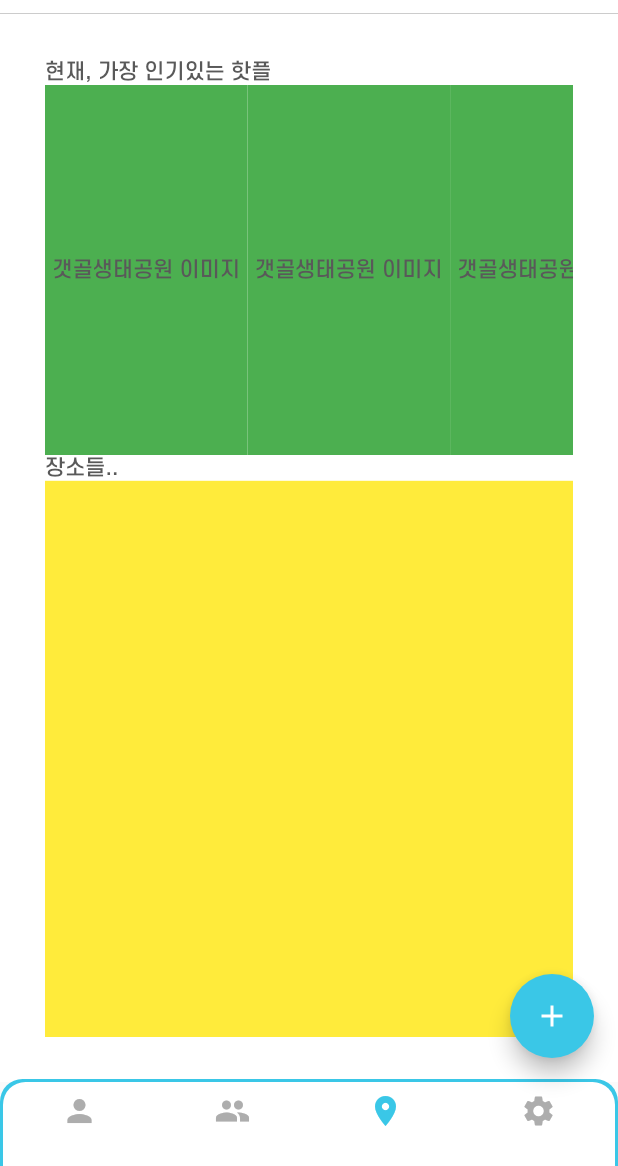
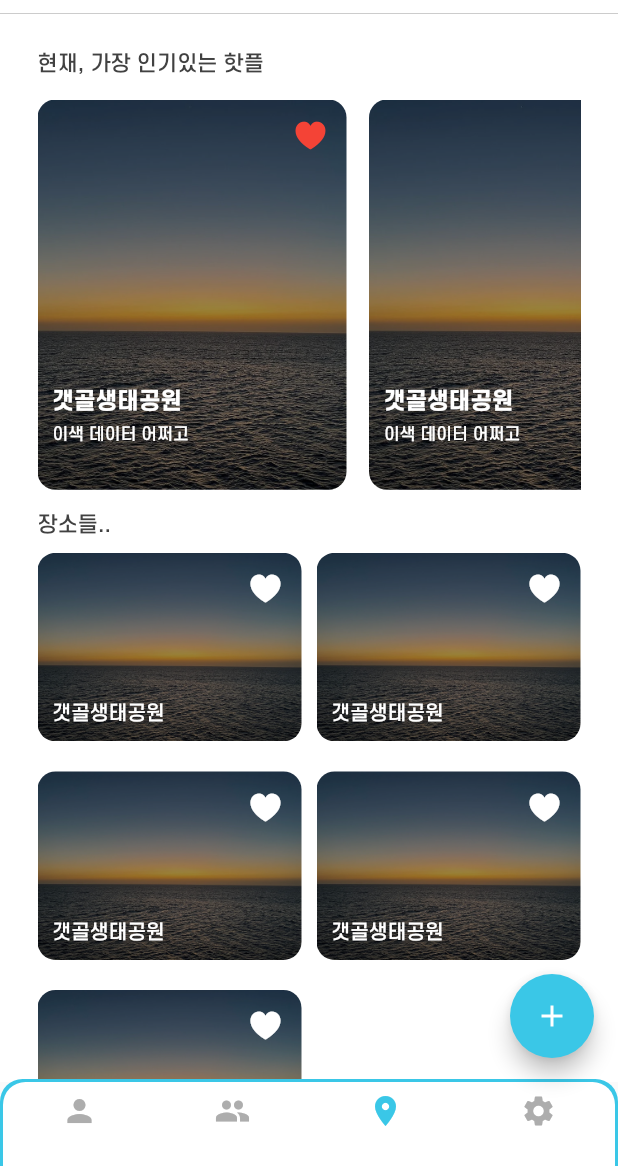
Before and after one commit to doubleS19/haemo-Front, a Flutter app: the screen it shows after launch, item 3 of the bottom bar chosen, on a phone screen of 412 x 824 dp, the part 70-1236 px from its top. Run offline on Flutter 3.47's test engine with Material 2 defaults, Android fonts, the phone set to English and light mode, and no system bars; drawn by our look-alikes of flutter_speed_dial; our stand-ins replace cloud_firestore, firebase_core, flutter_slidable, font_awesome_flutter, get, get_storage and 3 more; missing offline and left inert: dart:ffi, textfield_tags; accounts and stored records are empty; network calls fail; statements that could not run were skipped.

Commit message:
fix: 핫플 Textstyle 생성 & hotPlacePage Ui 완성

```diff
--- a/lib/common/theme.dart
+++ b/lib/common/theme.dart
@@ -3,10 +3,26 @@ import 'package:hae_mo/common/color.dart';
 
 class CustomThemes {
   static String myFont = 'SCDream';
-  static var hotPlaceSubTitleTextTheme = TextStyle(
+  static var hotPlaceSubTitleTextStyle = TextStyle(
     color: AppTheme.hotPlacePageSubTitleColor,
     fontFamily: myFont,
-    fontSize: 14
+    fontSize: 14,
+  );
+  static var hotPlacePopularTitleTextStyle = TextStyle(
+      color: AppTheme.postingPageHeadlineColor,
+      fontFamily: myFont,
+      fontSize: 15,
+      fontWeight: FontWeight.bold
+  );
+  static var hotPlacePopularSubtitleTextStyle = TextStyle(
+      color: AppTheme.postingPageHeadlineColor,
+      fontFamily: myFont,
+      fontSize: 11
+  );
+  static var hotPlaceTitleTextStyle = TextStyle(
+      color: AppTheme.postingPageHeadlineColor,
+      fontFamily: myFont,
+      fontSize: 13
   );
   static final ThemeData mainTheme = ThemeData(
       fontFamily: 'SCDream',
--- a/lib/screens/page/hot_place_page.dart
+++ b/lib/screens/page/hot_place_page.dart
@@ -1,6 +1,9 @@
+import 'package:flutter/cupertino.dart';
 import 'package:flutter/material.dart';
 import 'package:get/get.dart';
 import 'package:hae_mo/common/color.dart';
+import 'package:hae_mo/model/hotplace_post_response_model.dart';
+import '../../common/theme.dart';
 import '../../controller/club_page_controller.dart';
 import '../components/customAppBar.dart';
 import 'board_detail_page.dart';
@@ -22,33 +25,62 @@ class _HotPlacePageState extends State<HotPlacePage> {
     return Scaffold(
       appBar: customMainAppbar("핫플", "공지 24시간"),
       body: Container(
-        padding: const EdgeInsets.all(30),
+        padding: const EdgeInsets.fromLTRB(25, 25, 25, 0),
         alignment: Alignment.center,
         color: Colors.white,
         child: Column(
           crossAxisAlignment: CrossAxisAlignment.start,
           children: [
-            Text("현재, 가장 인기있는 핫플"),
+            Text("현재, 가장 인기있는 핫플",
+                style: CustomThemes.hotPlaceSubTitleTextStyle),
             Expanded(
-                flex: 2,
+                flex: 4,
                 child: ListView.builder(
                   scrollDirection: Axis.horizontal,
-                  // Enable horizontal scrolling
                   itemCount: 4,
                   itemBuilder: (BuildContext context, int index) {
                     return Container(
-                        color: Colors.green,
+                        padding: const EdgeInsets.fromLTRB(0, 15, 15, 15),
                         alignment: Alignment.center,
-                        padding: EdgeInsets.symmetric(horizontal: 5.0),
-                        child: Text("갯골생태공원 이미지"));
+                        child: popularHotPlaceCard(
+                            context,
+                            HotPlacePostResponse(
+                                pId: "pId",
+                                title: "title",
+                                content: "content",
+                                nickname: "nickname",
+                                date: "date",
+                                photoList: [],
+                                heartNum: 2)));
                   },
                 )),
-            Text("장소들.."),
+            Text("장소들..", style: CustomThemes.hotPlaceSubTitleTextStyle),
             Expanded(
-              flex: 3,
+              flex: 5,
               child: Container(
-                color: Colors.yellow,
-              ),
+                padding: const EdgeInsets.fromLTRB(0, 10, 0, 0),
+                child: GridView.builder(
+                    itemCount: 5,
+                    gridDelegate: const SliverGridDelegateWithFixedCrossAxisCount(
+                        crossAxisCount: 2,
+                        childAspectRatio:1.4,
+                        mainAxisSpacing: 20,
+                        crossAxisSpacing: 10
+                    ), itemBuilder: (BuildContext context, int index) {
+                  return Expanded(
+                      child: hotPlaceCard(
+                          context,
+                          HotPlacePostResponse(
+                              pId: "pId",
+                              title: "title",
+                              content: "content",
+                              nickname: "nickname",
+                              date: "date",
+                              photoList: [],
+                              heartNum: 2)));
+                })
+              )
+
             ),
           ],
         ),
@@ -57,6 +89,85 @@ class _HotPlacePageState extends State<HotPlacePage> {
   }
 }
 
-Widget popularHotPlaceCard() {
-  return Card();
+Widget popularHotPlaceCard(
+    BuildContext context, HotPlacePostResponse hotPlaceData) {
+  return Container(
+      width: MediaQuery.of(context).size.width / 2,
+      //height: MediaQuery.of(context).size.width / 2 * 3,
+      decoration: BoxDecoration(
+          image: DecorationImage(
+              colorFilter: ColorFilter.mode(
+                  Colors.black.withOpacity(0.4), BlendMode.darken),
+              image: AssetImage("assets/images/sunset.jpg"),
+              fit: BoxFit.cover),
+          borderRadius: BorderRadius.circular(12.0)),
+      child: Stack(children: [
+        Positioned(
+          bottom: 50,
+          left: 10,
+          child:  /// 글자 제한 두고 디자인 신경쓰기
+              Text("갯골생태공원", style: CustomThemes.hotPlacePopularTitleTextStyle),
+        ),
+        Positioned(
+          right: 0,
+          child:
+          IconButton(
+              onPressed: () {
+              },
+              icon: const Icon(
+                CupertinoIcons.heart_fill,
+                color: Colors.red,
+              )),        ),
+        Positioned(
+          bottom: 30,
+          left: 10,
+          child:
+          Text("이색 데이터 어쩌고", style: CustomThemes.hotPlacePopularSubtitleTextStyle)
+        ),
+      ]));
 }
+
+Widget hotPlaceCard(BuildContext context, HotPlacePostResponse hotPlaceData){
+  bool isRed = false;
+
+  return Container(
+      width: MediaQuery.of(context).size.width / 2.3,
+      height: MediaQuery.of(context).size.height / 8,
+      decoration: BoxDecoration(
+          image: DecorationImage(
+              colorFilter: ColorFilter.mode(
+                  Colors.black.withOpacity(0.4), BlendMode.darken),
+              image: AssetImage("assets/images/sunset.jpg"),
+              fit: BoxFit.cover),
+          borderRadius: BorderRadius.circular(12.0)),
+      child: Stack(
+          children: [
+        Positioned(
+          bottom: 10,
+          left: 10,
+          child:
+          Text("갯골생태공원", style: CustomThemes.hotPlaceTitleTextStyle),
+        ),
+        Positioned(
+          right: 0,
+          child:
+          IconButton(
+              style: ButtonStyle(
+                overlayColor: MaterialStateProperty.resolveWith<Color?>(
+                      (Set<MaterialState> states) {
+                    if (states.contains(MaterialState.hovered)) {
+                      return Colors.redAccent; //<-- SEE HERE
+                    }
+                    return null; // Defer to the widget's default.
+                  },
+                ),
+              ),
+              onPressed: () {
+
+              },
+              icon: const Icon(
+                CupertinoIcons.heart_fill,
+                color: Colors.white,
+              ))),
+      ]));
+}
```
